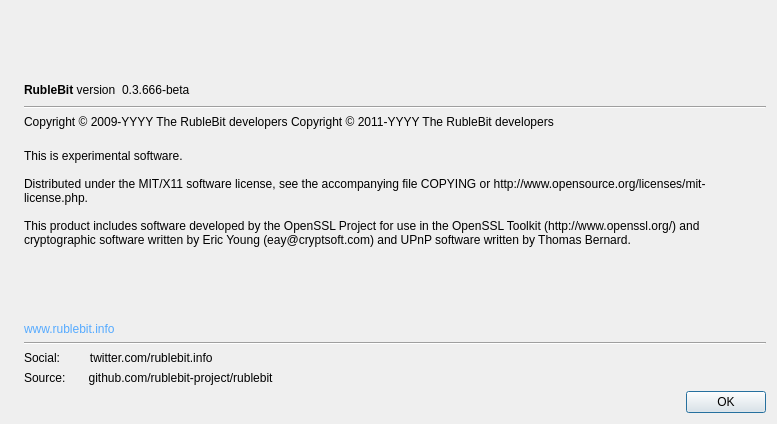
rublebit/rublebit, file src/qt/forms/aboutdialog.ui: the form before one commit.
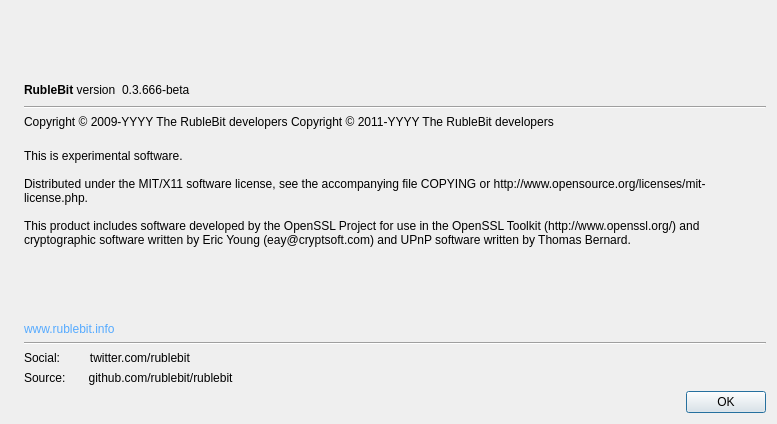
The form after the commit. Icons and pictures are not drawn.

```diff
--- a/src/qt/forms/aboutdialog.ui
+++ b/src/qt/forms/aboutdialog.ui
@@ -170,14 +170,14 @@
      <item>
       <widget class="QLabel" name="label_5">
        <property name="text">
-        <string>Social:         twitter.com/rublebit.info</string>
+        <string>Social:         twitter.com/rublebit</string>
        </property>
       </widget>
      </item>
      <item>
       <widget class="QLabel" name="label_6">
        <property name="text">
-        <string>Source:       github.com/rublebit-project/rublebit</string>
+        <string>Source:       github.com/rublebit/rublebit</string>
        </property>
       </widget>
      </item>
```
